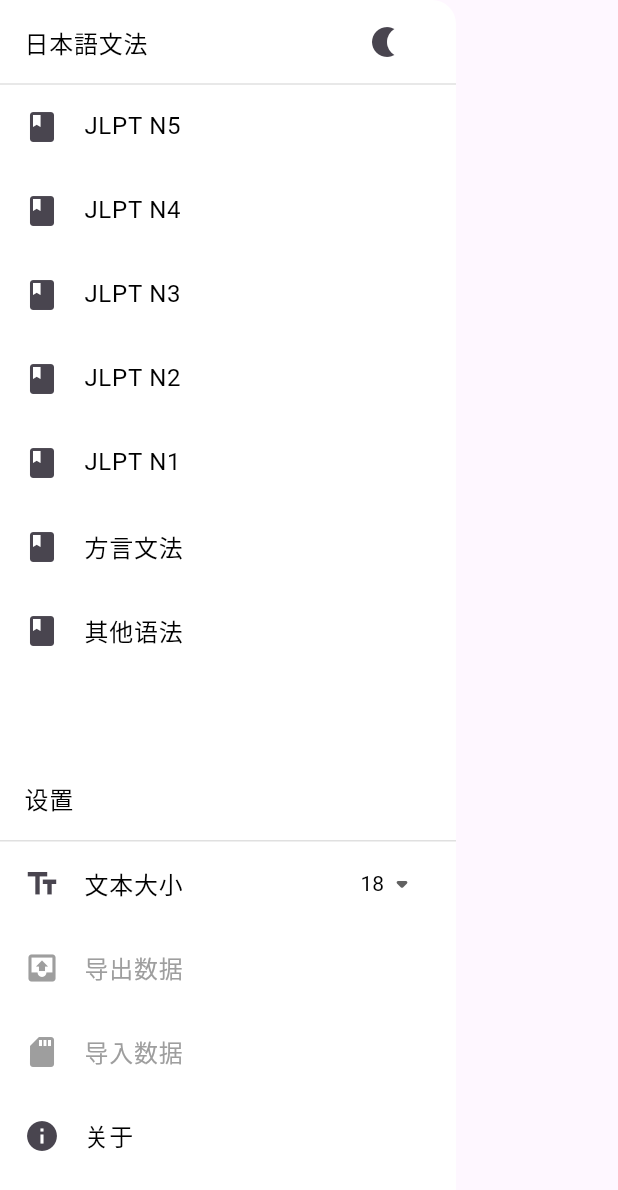
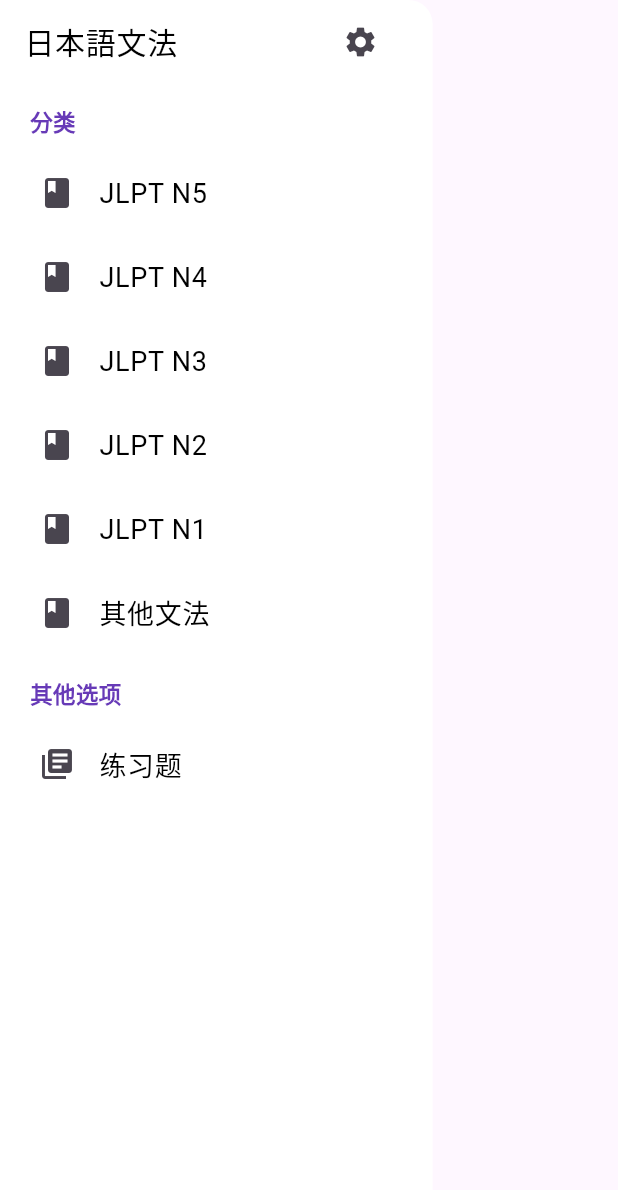
Before and after one commit to maodaisuki/jlptgrammar, a Flutter app: the MenuDrawer widget shown alone on an empty page, opened directly, on a phone screen of 412 x 824 dp. Shown: the top 1190 px of the screen. Run offline on Flutter 3.47's test engine with Material 3 defaults, Android fonts, the phone set to English and light mode, and no system bars; our stand-ins replace share_plus, shared_preferences, sqflite; accounts and stored records are empty; statements that could not run were skipped.

Commit message:
新的抽屉菜单 & 添加新的页面

```diff
--- a/lib/common/global.dart
+++ b/lib/common/global.dart
@@ -23,6 +23,7 @@
   'floatingLabelColor': Colors.deepPurple,
   'enabledBorderColor': Colors.black,
   'focusedBorderColor': Colors.deepPurple,
+  'drawerTitleColor': Colors.deepPurple,
 };
 
 const Map nightTheme = {
@@ -41,6 +42,7 @@
   'floatingLabelColor': Colors.white,
   'enabledBorderColor': Colors.grey,
   'focusedBorderColor': Colors.white,
+  'drawerTitleColor': Colors.white,
 };
 
 ShareTool st = ShareTool();
--- a/lib/main.dart
+++ b/lib/main.dart
@@ -4,6 +4,8 @@
 import 'package:jlptgrammar/pages/about_page.dart';
 import 'package:jlptgrammar/pages/add_page.dart';
 import 'package:jlptgrammar/pages/data_info_page.dart';
+import 'package:jlptgrammar/pages/exercises_page.dart';
+import 'package:jlptgrammar/pages/settings_page.dart';
 import 'package:jlptgrammar/widgets/drawer_widget.dart';
 import 'package:jlptgrammar/common/global.dart';
 import 'package:jlptgrammar/pages/list_page.dart';
@@ -40,10 +42,11 @@
         '/n3': (context) => GrammarListPage(list: grammar.listN3, title: "JLPT N3"),
         '/n4': (context) => GrammarListPage(list: grammar.listN4, title: "JLPT N4"),
         '/n5': (context) => GrammarListPage(list: grammar.listN5, title: "JLPT N5"),
-        '/n6': (context) => GrammarListPage(list: grammar.listN6, title: "方言文法"),
         '/n0': (context) => GrammarListPage(list: grammar.listN0, title: "其他文法"),
         '/about': (context) => const AboutPage(),
         '/datainfo': (context) => const DataInfoPage(),
+        '/exercises': (context) => const ExercisesPage(),
+        '/settings': (context) => const SettingsPage(),
       },
       theme: ThemeData(
         // TODO 自定义水波纹 || 消除 bug
--- a/lib/widgets/drawer_widget.dart
+++ b/lib/widgets/drawer_widget.dart
@@ -20,175 +20,167 @@
         Navigator.pop(context);
         return false;
       },
+      child: Container(
+      width: MediaQuery.of(context).size.width * 3.5 / 5,
         child: Drawer(
           backgroundColor: themeConfig['backgroundColor'],
           child: ListView(
             // TODO 添加条目
             children: [
-            ListTile(
-              title: Text('日本語文法', style: TextStyle(color: themeConfig['textColor'])),
+              Container(
+                margin: EdgeInsets.only(left: 0),
+                height: 70,
+                child: ListTile(
+                  title: Text(
+                    '日本語文法',
+                    style: TextStyle(
+                    fontSize: 20,
+                    color: themeConfig['textColor'],
+                  )),
                   trailing: IconButton(
-                onPressed: () async {
+                    icon: Icon(Icons.settings, color: themeConfig['drawerIconColor']),
+                    onPressed: () {
                       Scaffold.of(context).closeDrawer();
-                  SharedPreferences prefs = await SharedPreferences.getInstance();
-                  // 主题切换模式
-                  setState(() {
-                    if(isLightTheme) {
-                      themeConfig = nightTheme;
-                      g.value = g.value + 1;
-                      isLightTheme = !isLightTheme;
-                      prefs.setBool('isLightTheme', isLightTheme);
-                    }
-                    else {
-                      themeConfig = lightTheme;
-                      g.value = g.value + 1;
-                      isLightTheme = !isLightTheme;
-                      prefs.setBool('isLightTheme', isLightTheme);
-                    }
-                  });
+                      Navigator.of(context).pushNamed('/settings');
                     },
-                icon: isLightTheme
-                  ? Icon(Icons.nightlight, color: themeConfig['drawerIconColor'])
-                  : Icon(Icons.wb_sunny, color: themeConfig['drawerIconColor']),
+                  ),
                 ),
               ),
               Divider(
                 height: 0.5,
                 indent: 0,
-              color: themeConfig['lineColor'],
+                color: Colors.transparent,
               ),
-            ListTile(
+              Container(
+                height: 20,
+                margin: EdgeInsets.only(left: 20, bottom: 10),
+                child: Text(
+                  '分类',
+                  style: TextStyle(
+                    fontSize: 15,
+                    color: themeConfig['drawerTitleColor'],
+                    fontWeight: FontWeight.w600,
+                  ),
+                ),
+              ),
+              Container(
+                margin: EdgeInsets.only(left: 10, right: 10),
+                child: ListTile(
+                  title: Text('JLPT N5', style: TextStyle(color: themeConfig['textColor'], fontSize: 18)),
+                  shape:  RoundedRectangleBorder(
+                    borderRadius: BorderRadius.circular(50.0),
+                  ),
                   leading: Icon(Icons.book, color: themeConfig['drawerIconColor']),
-              title:Text("JLPT N5", style: TextStyle(color: themeConfig['textColor'])),
                   onTap: () {
                     // 关闭抽屉
                     Scaffold.of(context).closeDrawer();
                     Navigator.of(context).pushNamed('/n5');
                   },
                 ),
-            ListTile(
+              ),
+              Container(
+                margin: EdgeInsets.only(left: 10, right: 10),
+                child: ListTile(
+                  title: Text('JLPT N4', style: TextStyle(color: themeConfig['textColor'], fontSize: 18)),
+                  shape:  RoundedRectangleBorder(
+                    borderRadius: BorderRadius.circular(50.0),
+                  ),
                   leading: Icon(Icons.book, color: themeConfig['drawerIconColor']),
-              title: Text("JLPT N4", style: TextStyle(color: themeConfig['textColor'])),
                   onTap: () {
                     // 关闭抽屉
                     Scaffold.of(context).closeDrawer();
                     Navigator.of(context).pushNamed('/n4');
                   },
                 ),
-            ListTile(
+              ),
+              Container(
+                margin: EdgeInsets.only(left: 10, right: 10),
+                child: ListTile(
+                  title: Text('JLPT N3', style: TextStyle(color: themeConfig['textColor'], fontSize: 18)),
+                  shape:  RoundedRectangleBorder(
+                    borderRadius: BorderRadius.circular(50.0),
+                  ),
                   leading: Icon(Icons.book, color: themeConfig['drawerIconColor']),
-              title: Text("JLPT N3", style: TextStyle(color: themeConfig['textColor'])),
                   onTap: () {
                     // 关闭抽屉
                     Scaffold.of(context).closeDrawer();
                     Navigator.of(context).pushNamed('/n3');
                   },
                 ),
-            ListTile(
+              ),
+              Container(
+                margin: EdgeInsets.only(left: 10, right: 10),
+                child: ListTile(
+                  title: Text('JLPT N2', style: TextStyle(color: themeConfig['textColor'], fontSize: 18)),
+                  shape:  RoundedRectangleBorder(
+                    borderRadius: BorderRadius.circular(50.0),
+                  ),
                   leading: Icon(Icons.book, color: themeConfig['drawerIconColor']),
-              title: Text("JLPT N2", style: TextStyle(color: themeConfig['textColor'])),
                   onTap: () {
                     // 关闭抽屉
                     Scaffold.of(context).closeDrawer();
                     Navigator.of(context).pushNamed('/n2');
                   },
                 ),
-            ListTile(
+              ),
+              Container(
+                margin: EdgeInsets.only(left: 10, right: 10),
+                child: ListTile(
+                  title: Text('JLPT N1', style: TextStyle(color: themeConfig['textColor'], fontSize: 18)),
+                  shape:  RoundedRectangleBorder(
+                    borderRadius: BorderRadius.circular(50.0),
+                  ),
                   leading: Icon(Icons.book, color: themeConfig['drawerIconColor']),
-              title: Text("JLPT N1", style: TextStyle(color: themeConfig['textColor'])),
                   onTap: () {
                     // 关闭抽屉
                     Scaffold.of(context).closeDrawer();
                     Navigator.of(context).pushNamed('/n1');
                   },
                 ),
-            ListTile(
+              ),
+              Container(
+                margin: EdgeInsets.only(left: 10, right: 10),
+                child: ListTile(
+                  title: Text('其他文法', style: TextStyle(color: themeConfig['textColor'], fontSize: 18)),
+                  shape:  RoundedRectangleBorder(
+                    borderRadius: BorderRadius.circular(50.0),
+                  ),
                   leading: Icon(Icons.book, color: themeConfig['drawerIconColor']),
-              title: Text("方言文法", style: TextStyle(color: themeConfig['textColor'])),
-              onTap: () {
-                // 关闭抽屉
-                Scaffold.of(context).closeDrawer();
-                Navigator.of(context).pushNamed('/n6');
-              },
-            ),
-            ListTile(
-              leading: Icon(Icons.book, color: themeConfig['drawerIconColor']),
-              title: Text("其他语法", style: TextStyle(color: themeConfig['textColor'])),
                   onTap: () {
                     // 关闭抽屉
                     Scaffold.of(context).closeDrawer();
                     Navigator.of(context).pushNamed('/n0');
                   },
                 ),
-            const ListTile(
-              title: Text(''),
               ),
-            ListTile(
-              title: Text('设置', style: TextStyle(color: themeConfig['textColor'])),
-            ),
-            Divider(
-              height: 0.5,
-              indent: 0,
-              color: themeConfig['lineColor'],
-            ),
-            ListTile(
-              leading: Icon(Icons.text_fields, color: themeConfig['drawerIconColor']),
-              title: Text('文本大小', style: TextStyle(color: themeConfig['textColor'])),
-              trailing: DropdownButton(
-                dropdownColor: themeConfig['backgroundColor'],
-                icon: Icon(Icons.arrow_drop_down_rounded, color: themeConfig['drawerIconColor']),
-                value: setFontSize,
-                style: TextStyle(color: themeConfig['textColor']),
-                items: fontSizeArray.map((String item) => DropdownMenuItem<String>(
-                  key: Key(item),
-                  value: item,
-                  child: Text(item),
-                )).toList(),
-                onChanged: (value) async {
-                  setState(() {
-                    setFontSize = value!;
-                  });
-                  SharedPreferences prefs = await SharedPreferences.getInstance();
-                  prefs.setString('setFontSize', setFontSize);
-                },
-                underline: Container(),
+              Container(
+                height: 20,
+                margin: EdgeInsets.only(left: 20, bottom: 10, top: 15),
+                child: Text(
+                  '其他选项',
+                  style: TextStyle(
+                    fontSize: 15,
+                    color: themeConfig['drawerTitleColor'],
+                    fontWeight: FontWeight.w600,
                   ),
                 ),
-            ListTile(
-              leading: Icon(Icons.outbox, color: /* themeConfig['drawerIconColor'] */ Colors.grey),
-              title: Text("导出数据", style: TextStyle(color: /* themeConfig['textColor'] */ Colors.grey)),
+              ),
+              Container(
+                margin: EdgeInsets.only(left: 10, right: 10),
+                child: ListTile(
+                  title: Text('练习题', style: TextStyle(color: themeConfig['textColor'], fontSize: 18)),
+                  shape:  RoundedRectangleBorder(
+                    borderRadius: BorderRadius.circular(50.0),
+                  ),
+                  leading: Icon(Icons.library_books, color: themeConfig['drawerIconColor']),
                   onTap: () {
-                Navigator.pop(context);
-                ScaffoldMessenger.of(context).showSnackBar(
-                  const SnackBar(
-                    content: Text('开发中'),
-                    duration: Duration(seconds: 1),
-                  ),
-                );
+                    Scaffold.of(context).closeDrawer();
+                    Navigator.of(context).pushNamed('/exercises');
                   },
                 ),
-            ListTile(
-              leading: Icon(Icons.sd_card, color: /* themeConfig['drawerIconColor'] */ Colors.grey),
-              title: Text("导入数据", style: TextStyle(color: /* themeConfig['textColor'] */ Colors.grey)),
-              onTap: () {
-                Navigator.pop(context);
-                ScaffoldMessenger.of(context).showSnackBar(
-                  const SnackBar(
-                    content: Text('开发中'),
-                    duration: Duration(seconds: 1),
-                  ),
-                );
-              },
-            ),
-            ListTile(
-              leading: Icon(Icons.info, color: themeConfig['drawerIconColor']),
-              title: Text("关于", style: TextStyle(color: themeConfig['textColor'])),
-              onTap: () {
-                Scaffold.of(context).closeDrawer();
-                Navigator.of(context).pushNamed('/about');
-              },
               ),
             ],
+          ),
         ),
       ),
     );
```
Also changed, not shown: lib/pages/exercises_page.dart (added, +17 -0 lines), lib/pages/settings_page.dart (added, +17 -0 lines). Lines whose indentation alone changed are shown as unchanged.
